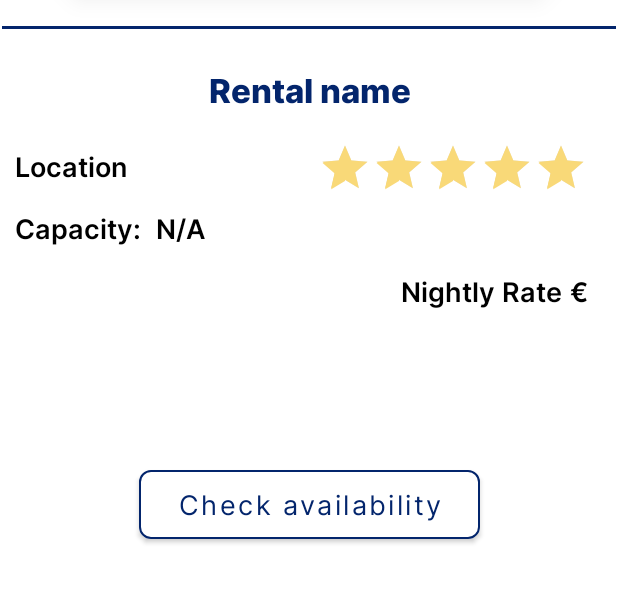
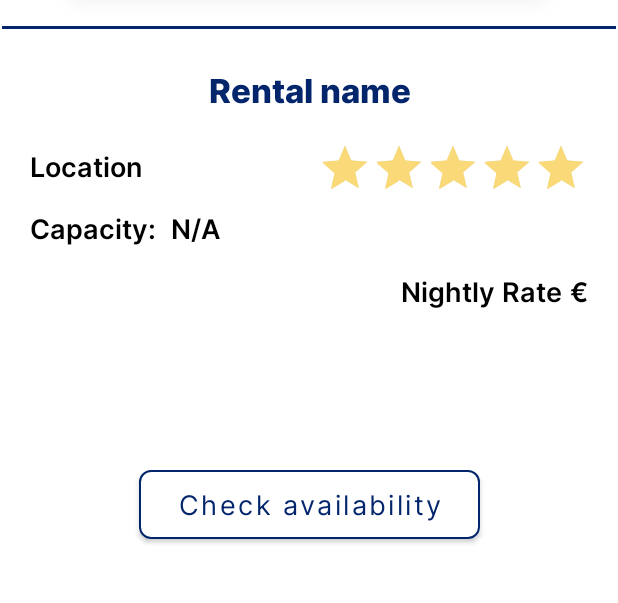
Before and after one commit to katerinamant/lapis, an Android app: the layout activity_rental_page.xml on its own in the app's theme, with its tools: preview values and no code run, on a phone screen of 412 x 824 dp, the part 449-1052 px from its top. Run offline under Robolectric (Android 15) with nearby library versions, the phone set to English and light mode, and no system bars.

Commit message:
small change to layout

```diff
--- a/app/src/main/res/layout/activity_rental_page.xml
+++ b/app/src/main/res/layout/activity_rental_page.xml
@@ -21,7 +21,7 @@
         android:id="@+id/rental_location"
         android:layout_width="0dp"
         android:layout_height="wrap_content"
-        android:layout_marginStart="10dp"
+        android:layout_marginStart="20dp"
         android:layout_marginTop="22dp"
         android:ellipsize="end"
         android:fontFamily="@font/inter_semibold"
@@ -71,7 +71,9 @@
         android:id="@+id/rental_name"
         android:layout_width="0dp"
         android:layout_height="wrap_content"
+        android:layout_marginStart="5dp"
         android:layout_marginTop="24dp"
+        android:layout_marginEnd="5dp"
         android:ellipsize="end"
         android:fontFamily="@font/inter_extrabold"
         android:maxLines="2"
@@ -102,7 +104,7 @@
         android:id="@+id/rental_capacity_title"
         android:layout_width="wrap_content"
         android:layout_height="wrap_content"
-        android:layout_marginStart="10dp"
+        android:layout_marginStart="20dp"
         android:layout_marginTop="15dp"
         android:ellipsize="end"
         android:fontFamily="@font/inter_semibold"
```
